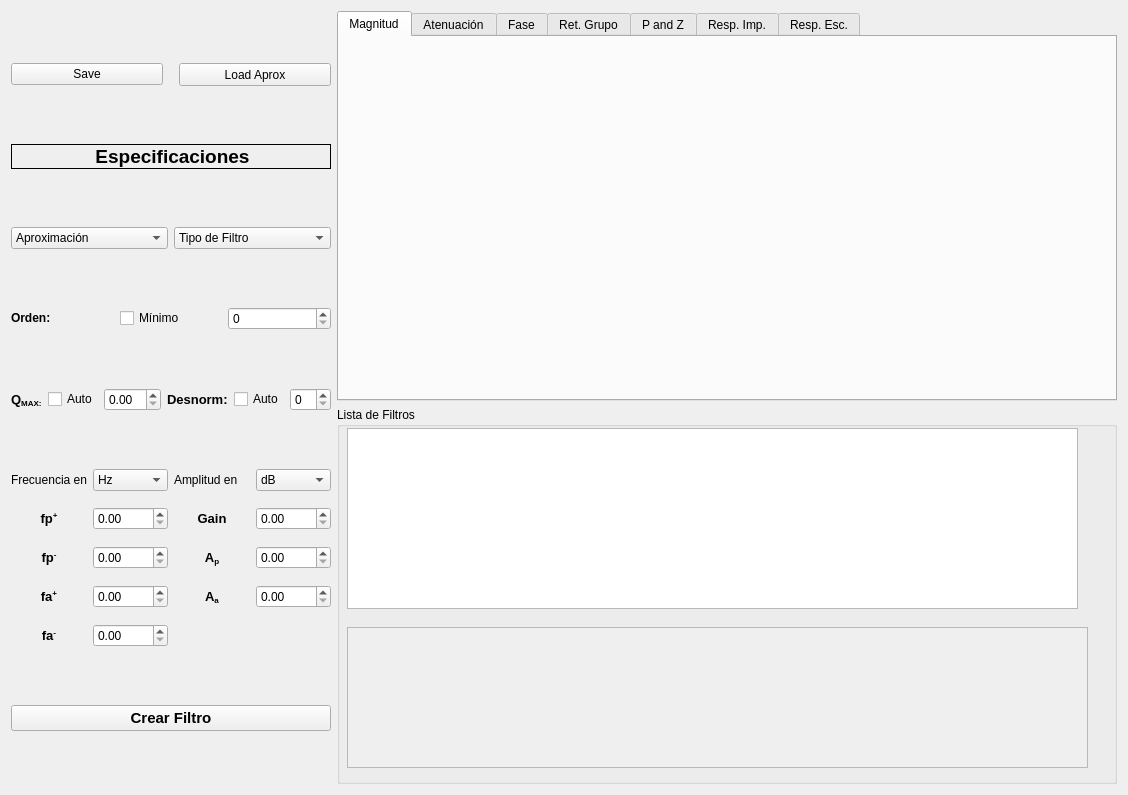
Before: the Qt Designer form designer/untitled.ui in PDutriez/FilterTool, drawn with Qt 5.
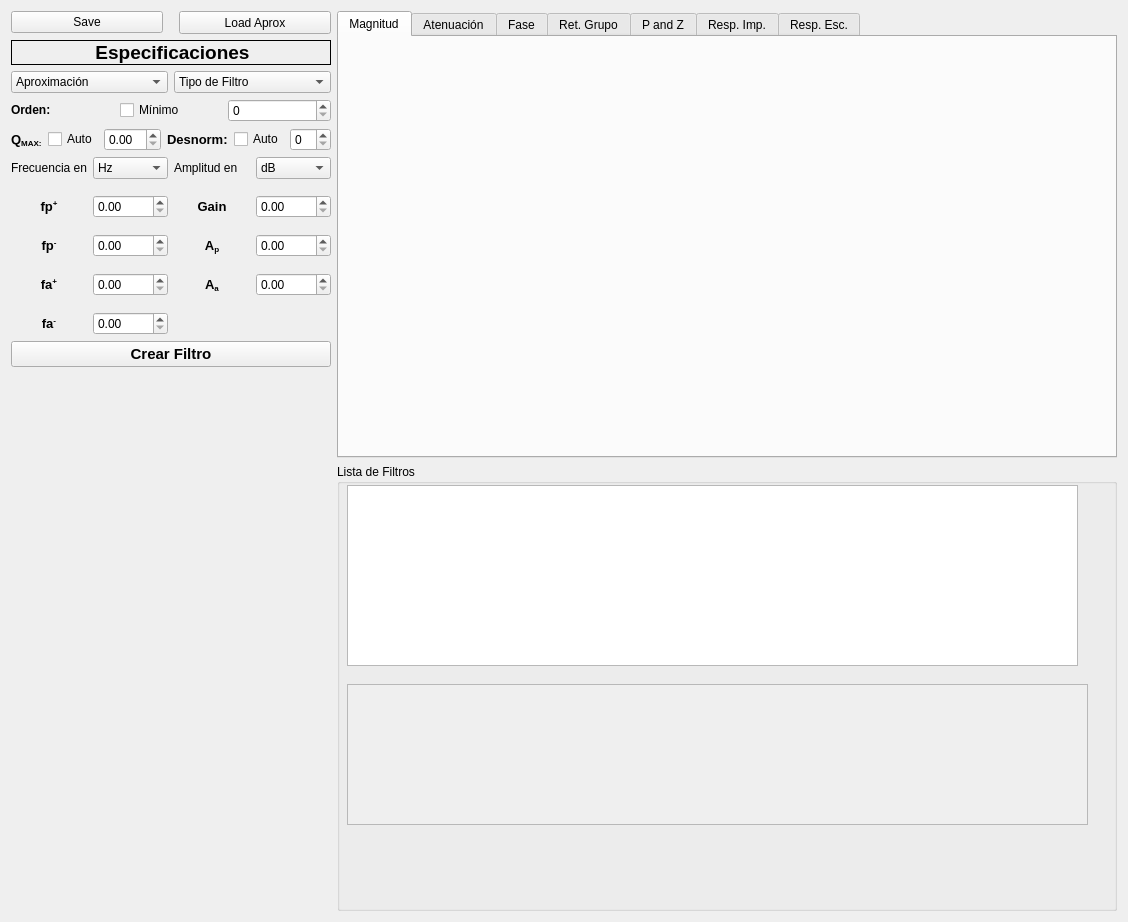
After: the same form once the commit is applied.

```diff
--- a/designer/untitled.ui
+++ b/designer/untitled.ui
@@ -7,7 +7,7 @@
     <x>0</x>
     <y>0</y>
     <width>1115</width>
-    <height>795</height>
+    <height>922</height>
    </rect>
   </property>
   <property name="windowTitle">
@@ -15,7 +15,7 @@
   </property>
   <layout class="QHBoxLayout" name="horizontalLayout">
    <item>
-    <layout class="QVBoxLayout" name="CreateZone" stretch="0,0,0,0,0,0,0">
+    <layout class="QVBoxLayout" name="CreateZone" stretch="0,0,0,0,0,0,0,0">
      <property name="spacing">
       <number>6</number>
      </property>
@@ -422,6 +422,19 @@
        </property>
       </widget>
      </item>
+     <item>
+      <widget class="QLabel" name="label_12">
+       <property name="minimumSize">
+        <size>
+         <width>95</width>
+         <height>95</height>
+        </size>
+       </property>
+       <property name="text">
+        <string/>
+       </property>
+      </widget>
+     </item>
     </layout>
    </item>
    <item>
```
